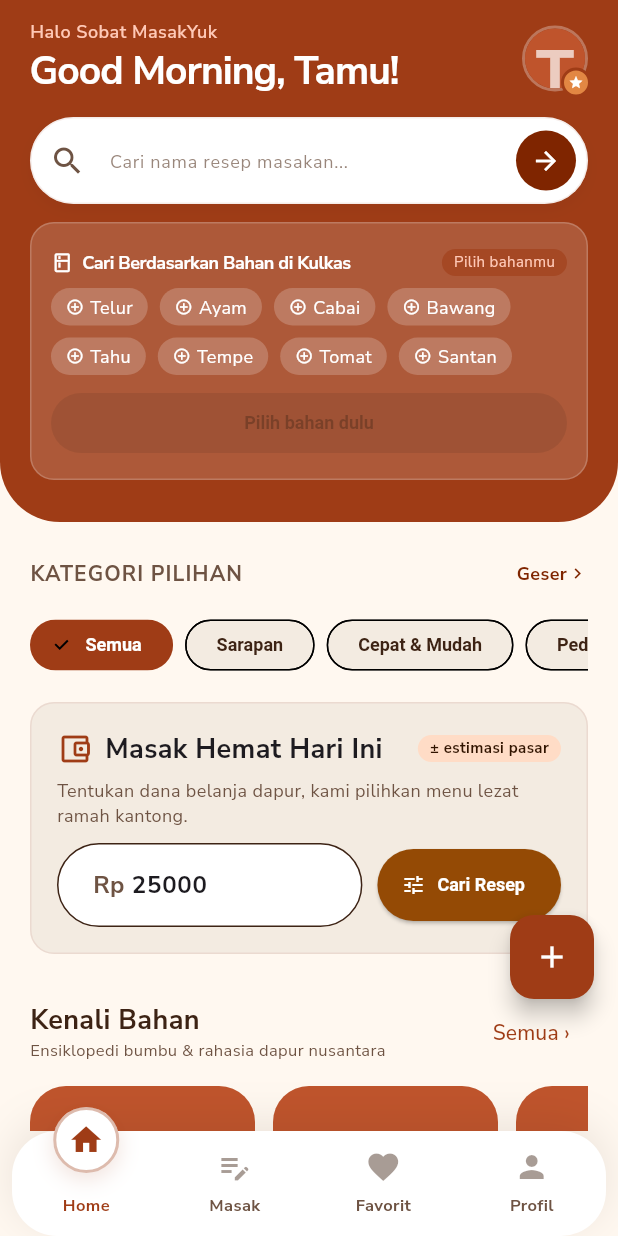
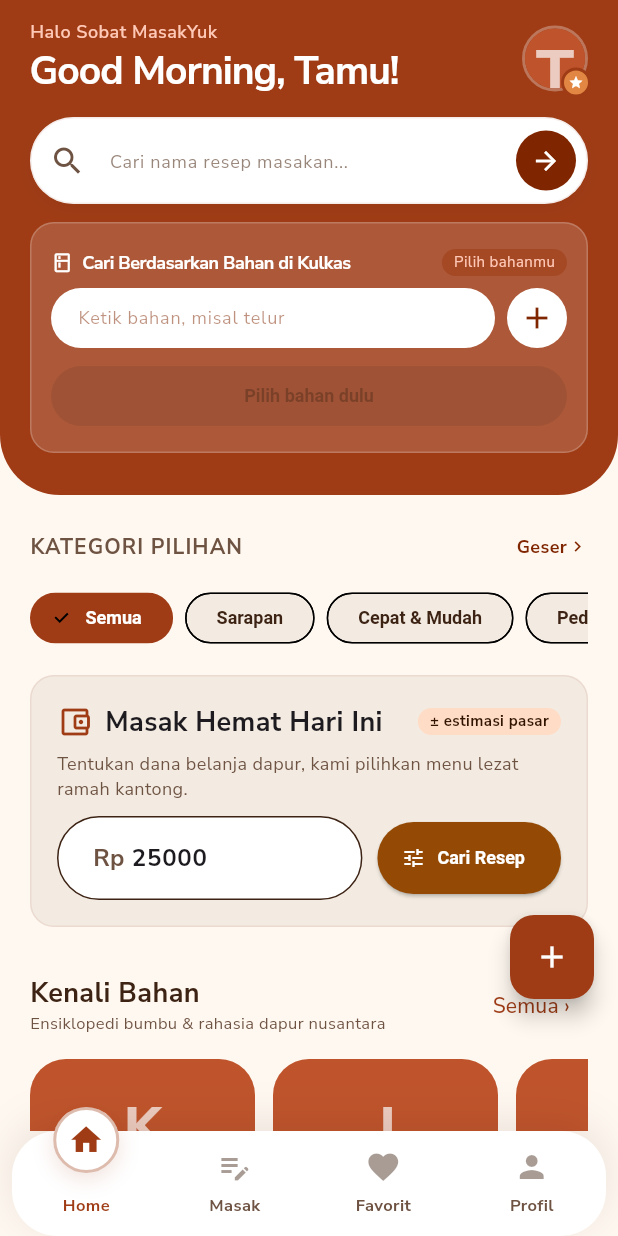
Before and after one commit to anggchr1/MasakYuk, a Flutter app: the screen it shows after launch, after a tap on "Masuk dengan Google", after a tap on "Jelajahi Resep Terlebih Dahulu", on a phone screen of 412 x 824 dp. Run offline on Flutter 3.47's test engine with Material 3 defaults, Android fonts, the light colour scheme and no system bars; our stand-ins replace flutter_svg, geocoding, geolocator, google_fonts, google_sign_in, image_picker and 4 more; missing offline and left inert: gal; network calls fail.

Commit message:
Home: ketik bahan + tombol tambah jadi chip terpilih; fix sort favorit/resep saya; back HP kembali ke tab sebelumnya

```diff
--- a/lib/features/favorites/favorites_view.dart
+++ b/lib/features/favorites/favorites_view.dart
@@ -57,7 +57,8 @@ class _FavoritesScreenState extends State<FavoritesScreen>
       builder: (_, _) {
         final favs = widget.repo.favorites;
         final mine = widget.repo.customs;
-        var items = _mine ? mine : favs;
+        // Salinan: `customs` unmodifiable, sedangkan daftar ini di-sort.
+        var items = List<Recipe>.of(_mine ? mine : favs);
         final q = _ctrl.text.toLowerCase();
         if (q.isNotEmpty) {
           items = items
@@ -68,8 +69,7 @@ class _FavoritesScreenState extends State<FavoritesScreen>
           case 'Nama A-Z':
             items.sort((a, b) => a.title.compareTo(b.title));
           case 'Waktu Tersingkat':
-            items.sort((a, b) => a.stepsList.length
-                .compareTo(b.stepsList.length));
+            items.sort((a, b) => _menit(a).compareTo(_menit(b)));
           case 'Paling Populer':
             items.sort((a, b) => b.loves.compareTo(a.loves));
           default:
@@ -191,6 +191,18 @@ class _FavoritesScreenState extends State<FavoritesScreen>
       },
       ),
     );
+  }
+
+  /// Menit dari teks durasi ("±35 mnt", "1 jam 15 mnt") untuk pengurutan.
+  int _menit(Recipe r) {
+    final teks = r.displayDuration.toLowerCase();
+    final menit = RegExp(r'(\d+)\s*mnt').firstMatch(teks);
+    if (menit != null) {
+      final jam = RegExp(r'(\d+)\s*jam').firstMatch(teks);
+      return int.parse(menit.group(1)!) +
+          (jam == null ? 0 : int.parse(jam.group(1)!) * 60);
+    }
+    return int.tryParse(RegExp(r'\d+').stringMatch(teks) ?? '') ?? 0;
   }
 
   String? _priceOf(Recipe r) {
--- a/lib/features/home/home_provider.dart
+++ b/lib/features/home/home_provider.dart
@@ -1,7 +1,7 @@
 import 'package:flutter/foundation.dart';
 import '../../data/recipe_repository.dart';
 
-/// State Home v2: chip bahan (toggle manual) + query + chip kategori.
+/// State Home v2: bahan yang diketik user + chip kategori.
 /// TIDAK auto-search: hasil dibuka lewat layar Hasil (pill / submit / chip).
 class HomeProvider extends ChangeNotifier {
   final RecipeRepository repo;
@@ -24,17 +24,6 @@ class HomeProvider extends ChangeNotifier {
     'Sayuran',
   ];
 
-  static const bahanChips = [
-    'telur',
-    'ayam',
-    'cabai',
-    'bawang',
-    'tahu',
-    'tempe',
-    'tomat',
-    'santan',
-  ];
-
   void setChip(String c) {
     chip = c;
     notifyListeners();
@@ -50,6 +39,20 @@ class HomeProvider extends ChangeNotifier {
     notifyListeners();
   }
 
+  void tambah(String teks) {
+    picked.addAll(_kataBahan(teks));
+    notifyListeners();
+  }
+
+  /// "Telor" -> telur; kata < 3 huruf (di, ke) dibuang.
+  static const _sinonim = {'telor': 'telur', 'cabe': 'cabai'};
+
+  static Iterable<String> _kataBahan(String teks) => teks
+      .toLowerCase()
+      .split(RegExp(r'[^a-z]+'))
+      .where((w) => w.length >= 3)
+      .map((w) => _sinonim[w] ?? w);
+
   void togglePick(String b) {
     if (!picked.remove(b)) picked.add(b);
     notifyListeners();
@@ -62,12 +65,6 @@ class HomeProvider extends ChangeNotifier {
     notifyListeners();
   }
 
-  /// Gabungan kata ketik + chip terpilih (dipakai saat pill ditekan).
-  Set<String> get inputs => {
-        ...query
-            .toLowerCase()
-            .split(RegExp(r'[^a-z]+'))
-            .where((w) => w.length >= 3),
-        ...picked,
-      };
+  /// Bahan yang diketik user — dipakai saat tombol "Cari" ditekan.
+  Set<String> get inputs => {...picked};
 }
--- a/lib/features/home/home_view.dart
+++ b/lib/features/home/home_view.dart
@@ -29,6 +29,7 @@ class _HomeScreenState extends State<HomeScreen>
   late final Animation<double> _fade;
   late final HomeProvider _hp;
   final _titleCtrl = TextEditingController();
+  final _bahanCtrl = TextEditingController();
   final _budgetCtrl =
       TextEditingController(text: '25000');
 
@@ -42,6 +43,12 @@ class _HomeScreenState extends State<HomeScreen>
     _fade = CurvedAnimation(parent: _controller, curve: Curves.easeIn);
     _controller.forward();
     _hp = HomeProvider(widget.repo);
+  }
+
+  /// Bahan yang diketik langsung masuk ke daftar terpilih di bawah kolom.
+  void _tambahBahan() {
+    _hp.tambah(_bahanCtrl.text);
+    _bahanCtrl.clear();
   }
 
   void _openResults({
@@ -312,54 +319,87 @@ class _HomeScreenState extends State<HomeScreen>
             ],
           ),
           const SizedBox(height: 8),
+          Row(
+            children: [
+              Expanded(
+                child: TextField(
+                  controller: _bahanCtrl,
+                  textInputAction: TextInputAction.done,
+                  onSubmitted: (_) => _tambahBahan(),
+                  style: const TextStyle(
+                      fontSize: 13,
+                      color: Color(0xFF7F2500)),
+                  decoration: InputDecoration(
+                    hintText: 'Ketik bahan, misal telur',
+                    hintStyle: TextStyle(
+                        fontSize: 12,
+                        color: const Color(0xFF7F2500)
+                            .withValues(alpha: 0.5)),
+                    isDense: true,
+                    filled: true,
+                    fillColor: Colors.white,
+                    contentPadding: const EdgeInsets.symmetric(
+                        horizontal: 14, vertical: 10),
+                    border: OutlineInputBorder(
+                      borderRadius: BorderRadius.circular(9999),
+                      borderSide: BorderSide.none,
+                    ),
+                  ),
+                ),
+              ),
+              const SizedBox(width: 8),
+              Material(
+                color: Colors.white,
+                shape: const CircleBorder(),
+                child: IconButton(
+                  tooltip: 'Tambah bahan',
+                  visualDensity: VisualDensity.compact,
+                  icon: const Icon(Icons.add,
+                      color: Color(0xFF7F2500)),
+                  onPressed: _tambahBahan,
+                ),
+              ),
+            ],
+          ),
+          if (_hp.picked.isNotEmpty) ...[
+            const SizedBox(height: 8),
             Wrap(
               spacing: 8,
               runSpacing: 8,
-            children:
-                HomeProvider.bahanChips.map((b) {
-              final sel = _hp.picked.contains(b);
-              final label =
-                  b[0].toUpperCase() + b.substring(1);
+              children: _hp.picked.map((b) {
+                final label = b[0].toUpperCase() + b.substring(1);
                 return GestureDetector(
                   onTap: () => _hp.togglePick(b),
                   child: Container(
                     padding: const EdgeInsets.symmetric(
                         horizontal: 10, vertical: 4),
                     decoration: BoxDecoration(
-                    color: sel
-                        ? Colors.white
-                        : Colors.white
-                            .withValues(alpha: 0.2),
-                    borderRadius:
-                        BorderRadius.circular(9999),
+                      color: Colors.white,
+                      borderRadius: BorderRadius.circular(9999),
                     ),
                     child: Row(
                       mainAxisSize: MainAxisSize.min,
                       children: [
-                      Icon(
-                          sel
-                              ? Icons.check_circle
-                              : Icons.add_circle_outline,
+                        const Icon(Icons.check_circle,
                             size: 12,
-                          color: sel
-                              ? const Color(0xFF7F2500)
-                              : Colors.white),
+                            color: Color(0xFF7F2500)),
                         const SizedBox(width: 4),
                         Text(label,
-                          style: TextStyle(
+                            style: const TextStyle(
                                 fontSize: 12,
-                              fontWeight: sel
-                                  ? FontWeight.w700
-                                  : FontWeight.w400,
-                              color: sel
-                                  ? const Color(0xFF7F2500)
-                                  : Colors.white)),
+                                fontWeight: FontWeight.w700,
+                                color: Color(0xFF7F2500))),
+                        const SizedBox(width: 4),
+                        const Icon(Icons.close,
+                            size: 12,
+                            color: Color(0xFF7F2500)),
                       ],
                     ),
                   ),
                 );
               }).toList(),
             ),
+          ],
           const SizedBox(height: 8),
           SizedBox(
             width: double.infinity,
@@ -803,6 +843,7 @@ class _HomeScreenState extends State<HomeScreen>
   void dispose() {
     _controller.dispose();
     _titleCtrl.dispose();
+    _bahanCtrl.dispose();
     _budgetCtrl.dispose();
     _hp.dispose();
     super.dispose();
--- a/lib/main.dart
+++ b/lib/main.dart
@@ -133,11 +133,29 @@ class HomeShell extends StatefulWidget {
 class _HomeShellState extends State<HomeShell> {
   late int _tab = widget.initialTab;
   late int _prevTab;
+  /// Riwayat tab supaya tombol back HP kembali ke tab sebelumnya.
+  final List<int> _history = [];
 
   @override
   void initState() {
     super.initState();
     _prevTab = widget.initialTab;
+  }
+
+  void _pindah(int i) {
+    if (i == _tab) return;
+    setState(() {
+      _prevTab = _tab;
+      _history.add(_tab);
+      _tab = i;
+    });
+  }
+
+  void _kembali() {
+    setState(() {
+      _prevTab = _tab;
+      _tab = _history.isEmpty ? 0 : _history.removeLast();
+    });
   }
 
   Widget _pageAt(int i) {
@@ -175,7 +193,12 @@ class _HomeShellState extends State<HomeShell> {
         ? const Offset(1.0, 0.0)
         : const Offset(-1.0, 0.0);
 
-    return Scaffold(
+    return PopScope(
+      canPop: _tab == 0 && _history.isEmpty,
+      onPopInvokedWithResult: (didPop, _) {
+        if (!didPop) _kembali();
+      },
+      child: Scaffold(
         body: SafeArea(
           child: AnimatedSwitcher(
             duration: const Duration(milliseconds: 250),
@@ -207,13 +230,8 @@ class _HomeShellState extends State<HomeShell> {
         ),
         bottomNavigationBar: BottomNav(
           index: _tab,
-        onTap: (i) {
-          if (i == _tab) return;
-          setState(() {
-            _prevTab = _tab;
-            _tab = i;
-          });
-        },
+          onTap: _pindah,
+        ),
       ),
     );
   }
```
Lines whose indentation alone changed are shown as unchanged.
